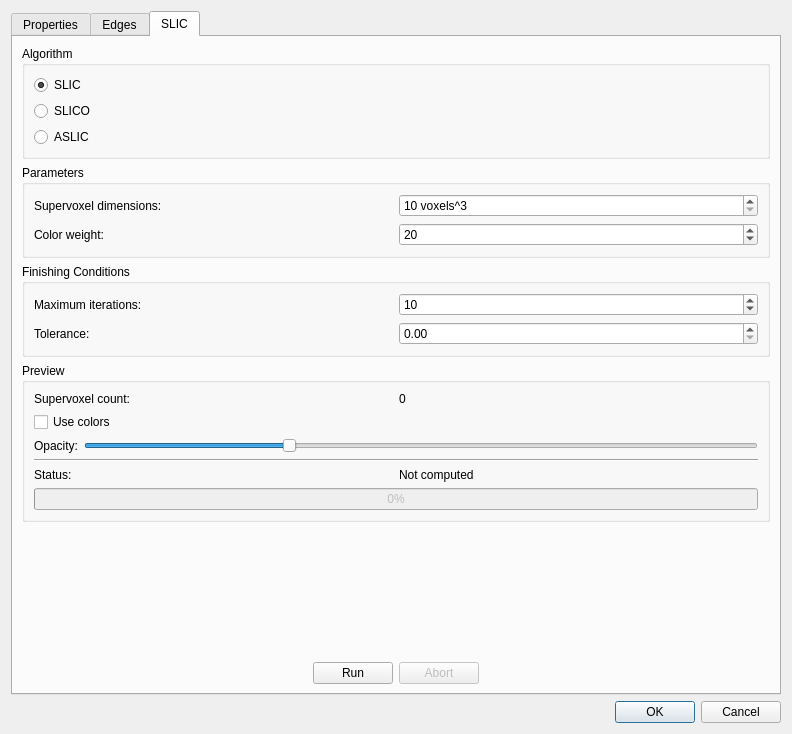
Before: the Qt Designer form App/Dialogs/StackInspector/StackInspector.ui in FelixdelasPozas/EspINA, drawn with Qt 5.
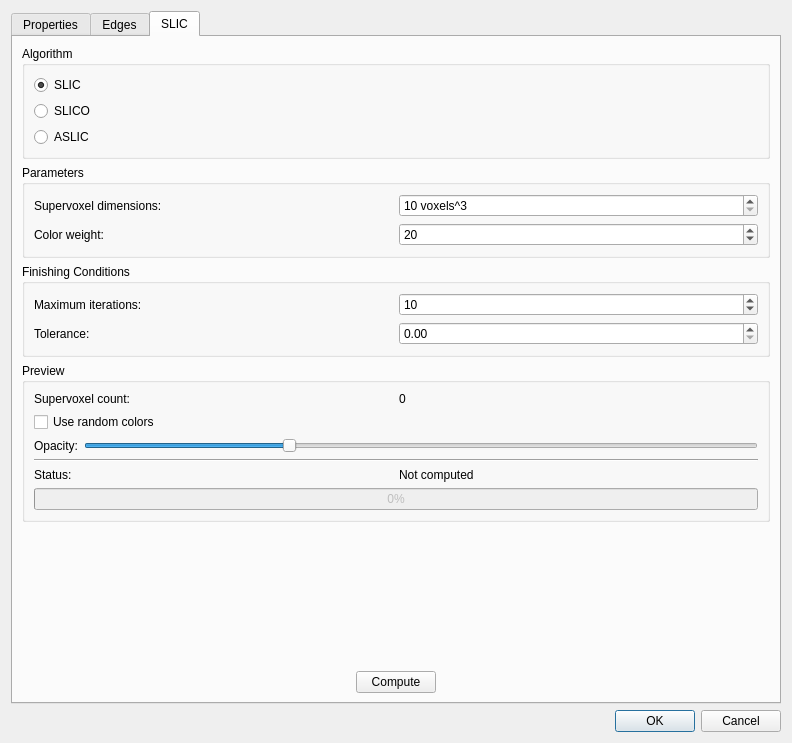
After: the same form once the commit is applied. Icons and pictures are not drawn.

```diff
--- a/App/Dialogs/StackInspector/StackInspector.ui
+++ b/App/Dialogs/StackInspector/StackInspector.ui
@@ -7,7 +7,7 @@
     <x>0</x>
     <y>0</y>
     <width>792</width>
-    <height>734</height>
+    <height>743</height>
    </rect>
   </property>
   <property name="windowTitle">
@@ -980,7 +980,7 @@
                 <item>
                  <widget class="QCheckBox" name="slicPreviewColorsCheck">
                   <property name="text">
-                   <string>Use colors</string>
+                   <string>Use random colors</string>
                   </property>
                  </widget>
                 </item>
@@ -1148,20 +1148,7 @@
                <item>
                 <widget class="QPushButton" name="slicRunButton">
                  <property name="text">
-                  <string>Run</string>
-                 </property>
-                </widget>
-               </item>
-               <item>
-                <widget class="QPushButton" name="slicAbortButton">
-                 <property name="enabled">
-                  <bool>false</bool>
-                 </property>
-                 <property name="text">
-                  <string>Abort</string>
-                 </property>
-                 <property name="checkable">
-                  <bool>false</bool>
+                  <string>Compute</string>
                  </property>
                 </widget>
                </item>
```
Left out of the diff: 2 changed lines with no effect on the pictures.
